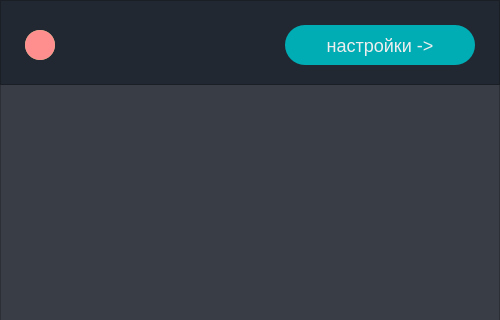
Old version of the form assets/design.ui in the repository balimaksim/RSA-chat; both pictures show x 0 to 500 and y 0 to 320 of the 500 by 600 pixel window.
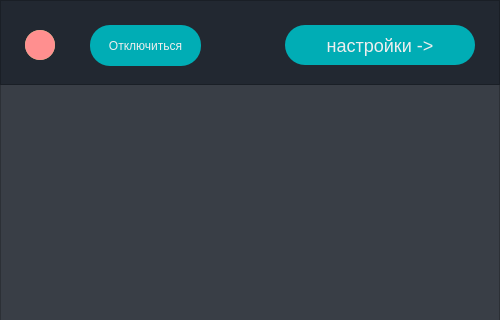
New version of the form.

Commit message: add function to disconnect

Diff of the .ui file:
```diff
--- a/assets/design.ui
+++ b/assets/design.ui
@@ -174,6 +174,27 @@
        <string>настройки -&gt;</string>
       </property>
      </widget>
+     <widget class="QPushButton" name="disconnect_btn">
+      <property name="geometry">
+       <rect>
+        <x>90</x>
+        <y>25</y>
+        <width>111</width>
+        <height>41</height>
+       </rect>
+      </property>
+      <property name="styleSheet">
+       <string notr="true">background-color: #00ADB5;
+border: none;
+border-radius: 20%;
+color: #eeeeee;
+font-size: 12px;
+font-weight: 300;</string>
+      </property>
+      <property name="text">
+       <string>Отключиться</string>
+      </property>
+     </widget>
     </widget>
     <widget class="QPlainTextEdit" name="msg_plainTextEdit">
      <property name="geometry">
```
Left out of the diff: 86 changed lines with no effect on the pictures. The commit also changes 3 other files.
